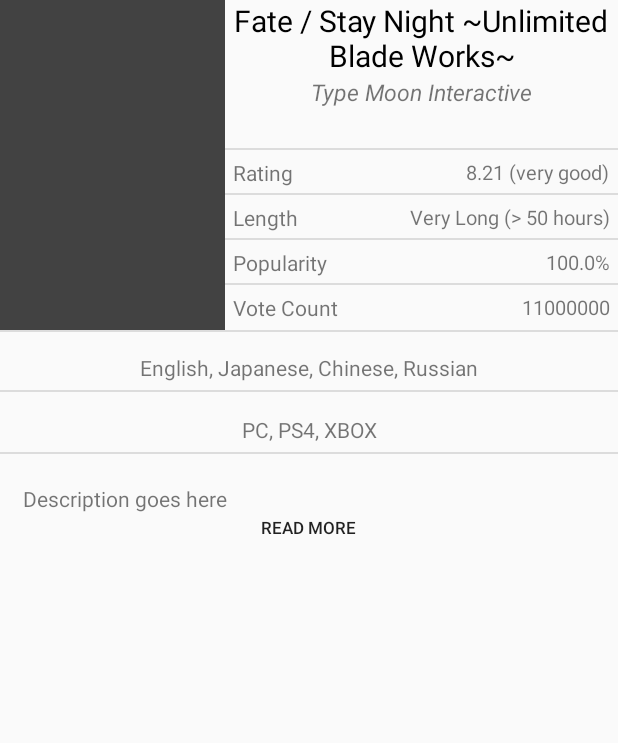
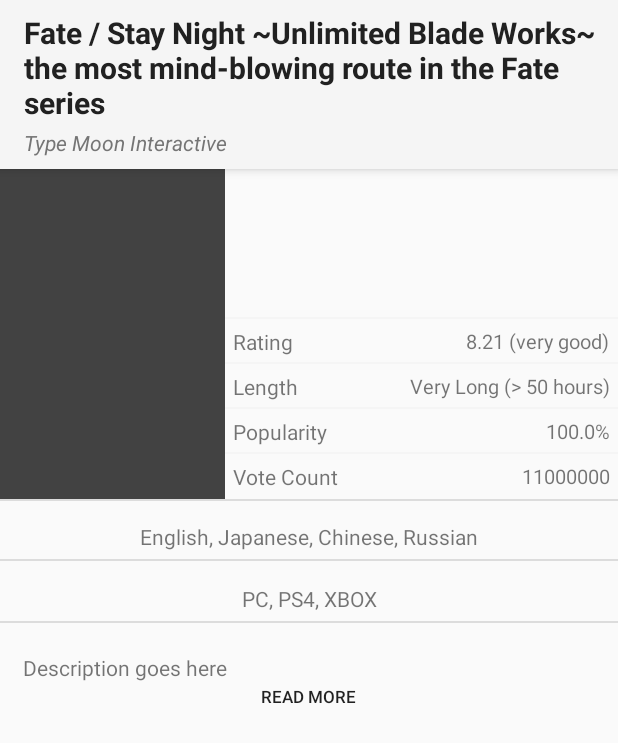
Before and after one commit to John-Teng/vndbapp, an Android app: the novelDetails screen opened directly, with no data from a screen before it, on a phone screen of 412 x 824 dp. Shown: the top 743 px of the screen. Run offline under Robolectric (Android 15) with nearby library versions, the light colour scheme and no system bars; our stand-ins replace Picasso; libraries missing offline, so code that uses them is left out: at.blogc.android; plain views replace ExpandableTextView; 25 statements that could not run were skipped.

Commit message:
Appbar
Added an appbar to the novel detail activity
Moved the title and developer into the appbar's textviews

```diff
--- a/app/src/main/java/ecez/vndbapp/view/novelDetails.java
+++ b/app/src/main/java/ecez/vndbapp/view/novelDetails.java
@@ -2,12 +2,15 @@
 
 import android.content.Intent;
 import android.graphics.Color;
+import android.graphics.Typeface;
 import android.support.v4.view.ViewPager;
 import android.support.v7.app.AppCompatActivity;
 import android.os.Bundle;
 import android.support.v7.widget.LinearLayoutManager;
 import android.support.v7.widget.RecyclerView;
+import android.support.v7.widget.Toolbar;
 import android.util.Log;
+import android.view.Menu;
 import android.view.View;
 import android.view.Window;
 import android.view.WindowManager;
@@ -18,6 +21,8 @@
 
 
 import com.squareup.picasso.Picasso;
+
+import org.w3c.dom.Text;
 
 import java.util.ArrayList;
 import java.util.Arrays;
@@ -36,6 +41,7 @@
     pictureViewerAdapter adapter;
     LinearLayoutManager layoutManager;
     RecyclerView recyclerView;
+    Toolbar toolbar;
     TextView title, developer, votes, rating, popularity, length, languages, platforms;
     Button expandButton;
     ExpandableTextView description;
@@ -53,9 +59,12 @@
         window.clearFlags(WindowManager.LayoutParams.FLAG_TRANSLUCENT_STATUS);
         window.setStatusBarColor(Color.GRAY);
 
+        toolbar = (Toolbar) findViewById(R.id.details_toolbar);
+        setSupportActionBar(toolbar);
+        getSupportActionBar().setDisplayShowTitleEnabled(false);
 
-        title = (TextView)findViewById(R.id.quickstats_title);
-        developer = (TextView) findViewById(R.id.quickstats_developer);
+        title = (TextView)findViewById(R.id.appbar_title);
+        developer = (TextView) findViewById(R.id.appbar_subtitle);
         votes = (TextView) findViewById(R.id.quickstats_votes);
         rating = (TextView)findViewById(R.id.quickstats_rating);
         popularity = (TextView)findViewById(R.id.quickstats_popularity);
@@ -73,7 +82,6 @@
             public void onClick(View v) {
                 description.toggle();
                 expandButton.setText(description.isExpanded() ? "Read More" : "Read Less");
-
             }
         });
 
@@ -87,6 +95,7 @@
         Log.d("id",Integer.toString(id));
         loadData(id);
     }
+
 
     public String setYear (String releasedDate) {
         Log.d("release",releasedDate);
@@ -128,7 +137,6 @@
         Picasso.with(getApplicationContext()).load(data.getImage()).fit().into(icon);
     }
 
-
     private String makeStringFromArray (String [] array) {
         StringBuilder returnString = new StringBuilder();
         for (int x = 0; x<array.length; x++) {
--- a/app/src/main/res/layout/activity_novel_details.xml
+++ b/app/src/main/res/layout/activity_novel_details.xml
@@ -3,15 +3,64 @@
     android:layout_height="match_parent"
     xmlns:android="http://schemas.android.com/apk/res/android"
     xmlns:app="http://schemas.android.com/apk/res-auto">
+
+
+
     <RelativeLayout xmlns:android="http://schemas.android.com/apk/res/android"
         android:layout_width="match_parent"
         android:layout_height="match_parent">
+
+        <android.support.v7.widget.Toolbar
+            android:id="@+id/details_toolbar"
+            android:layout_width="match_parent"
+            android:layout_height="wrap_content"
+            android:background="@color/colorLightGray"
+            android:elevation="4dp"
+            app:popupTheme="@style/AppTheme.Material">
+
+            <RelativeLayout xmlns:android="http://schemas.android.com/apk/res/android"
+                android:layout_height="match_parent"
+                android:layout_width="match_parent">
+
+                <TextView
+                    android:layout_width="wrap_content"
+                    android:layout_height="wrap_content"
+                    android:paddingTop="8dp"
+                    android:paddingBottom="0dp"
+                    android:text="Fate / Stay Night ~Unlimited Blade Works~ the most mind-blowing route in the Fate series"
+                    android:textColor="@color/colorBlack"
+                    android:textAlignment="textStart"
+                    android:textSize="20dp"
+                    android:textStyle="bold"
+                    android:layout_alignParentLeft="true"
+                    android:id="@+id/appbar_title"
+                    android:layout_alignParentTop="true" />
+
+                <TextView
+                    android:layout_width="wrap_content"
+                    android:layout_height="wrap_content"
+                    android:paddingTop="3dp"
+                    android:paddingBottom="8dp"
+                    android:text="Type Moon Interactive"
+                    android:textColor="@color/colorDarkerGray"
+                    android:textAlignment="textStart"
+                    android:textSize="14dp"
+                    android:textStyle="italic"
+                    android:id="@+id/appbar_subtitle"
+                    android:layout_alignLeft="@id/appbar_title"
+                    android:layout_below="@id/appbar_title" />
+
+
+            </RelativeLayout>/>
+
+        </android.support.v7.widget.Toolbar>
 
 
         <ImageView
             android:layout_width="150dp"
             android:layout_height="220dp"
             android:background="@color/cardview_dark_background"
+            android:layout_below="@id/details_toolbar"
             android:id="@+id/novel_icon" />
 
         <include
@@ -19,8 +68,8 @@
             android:layout_width="match_parent"
             android:layout_height="match_parent"
             android:id="@+id/quickstats"
+            android:layout_below="@id/details_toolbar"
             android:layout_above="@+id/details_content"
-        android:layout_alignParentTop="true"
             android:layout_alignParentEnd="true"
             android:layout_toEndOf="@+id/novel_icon" />
 
@@ -132,8 +181,6 @@
                 style="?android:attr/borderlessButtonStyle"
                 android:layout_alignParentEnd="true" />
 
-
-
         </LinearLayout>
 
 
--- a/app/src/main/res/layout/novel_details_quickstats.xml
+++ b/app/src/main/res/layout/novel_details_quickstats.xml
@@ -7,28 +7,6 @@
         android:layout_alignParentTop="true"
     android:id="@+id/rating">
 
-
-        <TextView
-            android:layout_width="fill_parent"
-            android:layout_height="wrap_content"
-            android:text="Fate / Stay Night ~Unlimited Blade Works~"
-            android:textColor="@color/colorBlack"
-            android:id="@+id/quickstats_title"
-            android:textAlignment="center"
-            android:layout_alignParentTop="true"
-            android:layout_alignParentEnd="true"
-            android:textSize="20dp" />
-
-        <TextView
-            android:layout_width="fill_parent"
-            android:layout_height="wrap_content"
-            android:textAlignment="center"
-            android:text="Type Moon Interactive"
-            android:textStyle="italic"
-            android:textSize="15dp"
-            android:id="@+id/quickstats_developer"
-            android:layout_below="@+id/quickstats_title"
-            android:layout_alignParentStart="true" />
 
         <TextView
             android:layout_width="wrap_content"
--- a/app/src/main/res/values/colors.xml
+++ b/app/src/main/res/values/colors.xml
@@ -3,7 +3,9 @@
     <color name="colorPrimary">#3F51B5</color>
     <color name="colorPrimaryDark">#303F9F</color>
     <color name="colorAccent">#FF4081</color>
-    <color name="colorBlack">#000000</color>
-    <color name="colorLightGray">#DCDCDC</color>
-    <color name="colorIndigo">#4B0082</color>
+    <color name="colorBlack">#212121</color>
+    <color name="colorDarkerGray">#757575</color>
+    <color name="colorGray">#E0E0E0</color>
+    <color name="colorLightGray">#F5F5F5</color>
+    <color name="colorIndigo">#4527A0</color>
 </resources>
```
Lines whose indentation alone changed are shown as unchanged.
